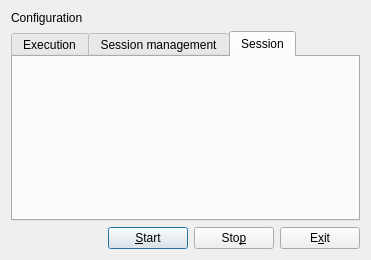
The window that src/ma/echo/server/qt/mainform.ui (mabrarov/asio_samples) describes before a commit, drawn with Qt 5.
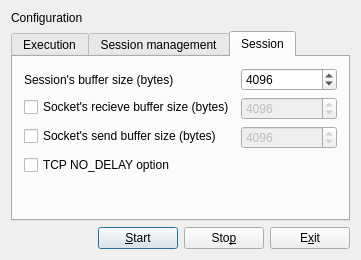
The same window after the commit. The open tabs and pages were chosen to show the change.

```diff
--- a/src/ma/echo/server/qt/mainform.ui
+++ b/src/ma/echo/server/qt/mainform.ui
@@ -6,7 +6,7 @@
    <rect>
     <x>0</x>
     <y>0</y>
-    <width>371</width>
+    <width>342</width>
     <height>237</height>
    </rect>
   </property>
@@ -195,6 +195,93 @@
       <attribute name="title">
        <string>Session</string>
       </attribute>
+      <layout class="QFormLayout" name="sessionTabLayout">
+       <item row="0" column="0">
+        <widget class="QLabel" name="sessionBufferSizeLabel">
+         <property name="text">
+          <string>Session's buffer size (bytes)</string>
+         </property>
+        </widget>
+       </item>
+       <item row="0" column="1">
+        <widget class="QSpinBox" name="sessionBufferSizeSpinBox">
+         <property name="minimum">
+          <number>1</number>
+         </property>
+         <property name="maximum">
+          <number>10485760</number>
+         </property>
+         <property name="singleStep">
+          <number>256</number>
+         </property>
+         <property name="value">
+          <number>4096</number>
+         </property>
+        </widget>
+       </item>
+       <item row="1" column="0">
+        <widget class="QCheckBox" name="sockRecvBufferSizeCheckBox">
+         <property name="text">
+          <string>Socket's recieve buffer size (bytes)</string>
+         </property>
+        </widget>
+       </item>
+       <item row="1" column="1">
+        <widget class="QSpinBox" name="sockRecvBufferSizeSpinBox">
+         <property name="enabled">
+          <bool>false</bool>
+         </property>
+         <property name="minimum">
+          <number>0</number>
+         </property>
+         <property name="maximum">
+          <number>10485760</number>
+         </property>
+         <property name="singleStep">
+          <number>256</number>
+         </property>
+         <property name="value">
+          <number>4096</number>
+         </property>
+        </widget>
+       </item>
+       <item row="2" column="0">
+        <widget class="QCheckBox" name="sockSendBufferSizeCheckBox">
+         <property name="text">
+          <string>Socket's send buffer size (bytes)</string>
+         </property>
+        </widget>
+       </item>
+       <item row="2" column="1">
+        <widget class="QSpinBox" name="sockSendBufferSizeSpinBox">
+         <property name="enabled">
+          <bool>false</bool>
+         </property>
+         <property name="minimum">
+          <number>0</number>
+         </property>
+         <property name="maximum">
+          <number>10485760</number>
+         </property>
+         <property name="singleStep">
+          <number>256</number>
+         </property>
+         <property name="value">
+          <number>4096</number>
+         </property>
+        </widget>
+       </item>
+       <item row="3" column="0" colspan="2">
+        <widget class="QCheckBox" name="tcpNoDelayCheckBox">
+         <property name="text">
+          <string>TCP NO_DELAY option</string>
+         </property>
+         <property name="tristate">
+          <bool>true</bool>
+         </property>
+        </widget>
+       </item>
+      </layout>
      </widget>
     </widget>
    </item>
```
Left out of the diff: 52 changed lines with no effect on the pictures.
